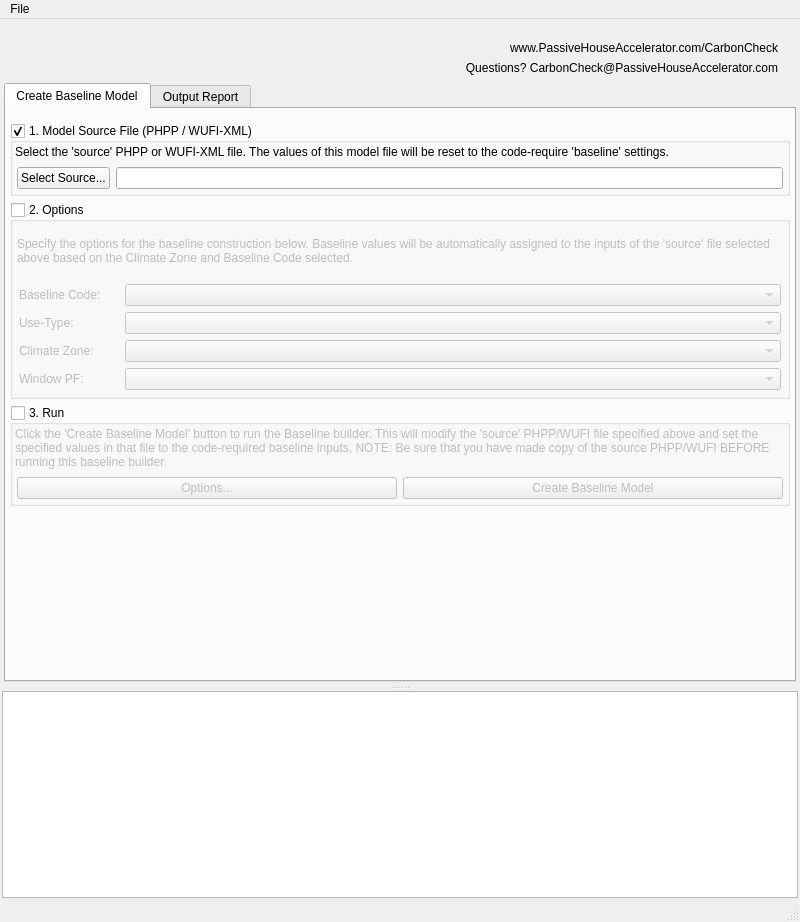
Before: the Qt Designer form CC_GUI/views/ui_files/layout_app.ui in PH-Tools/CarbonCheck, drawn with Qt 5.
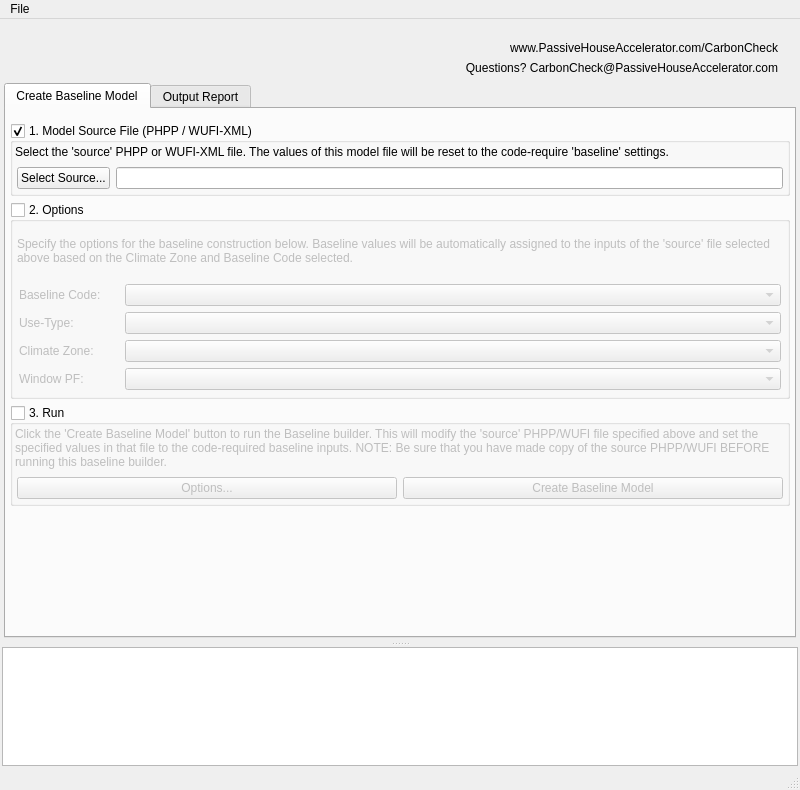
After: the same form once the commit is applied. The open tabs and pages were chosen to show the change. Icons and pictures are not drawn.

What changed in the file:
```diff
--- a/CC_GUI/views/ui_files/layout_app.ui
+++ b/CC_GUI/views/ui_files/layout_app.ui
@@ -7,7 +7,7 @@
     <x>0</x>
     <y>0</y>
     <width>800</width>
-    <height>922</height>
+    <height>790</height>
    </rect>
   </property>
   <property name="sizePolicy">
```
Left out of the diff: 4 changed lines with no effect on the pictures.
